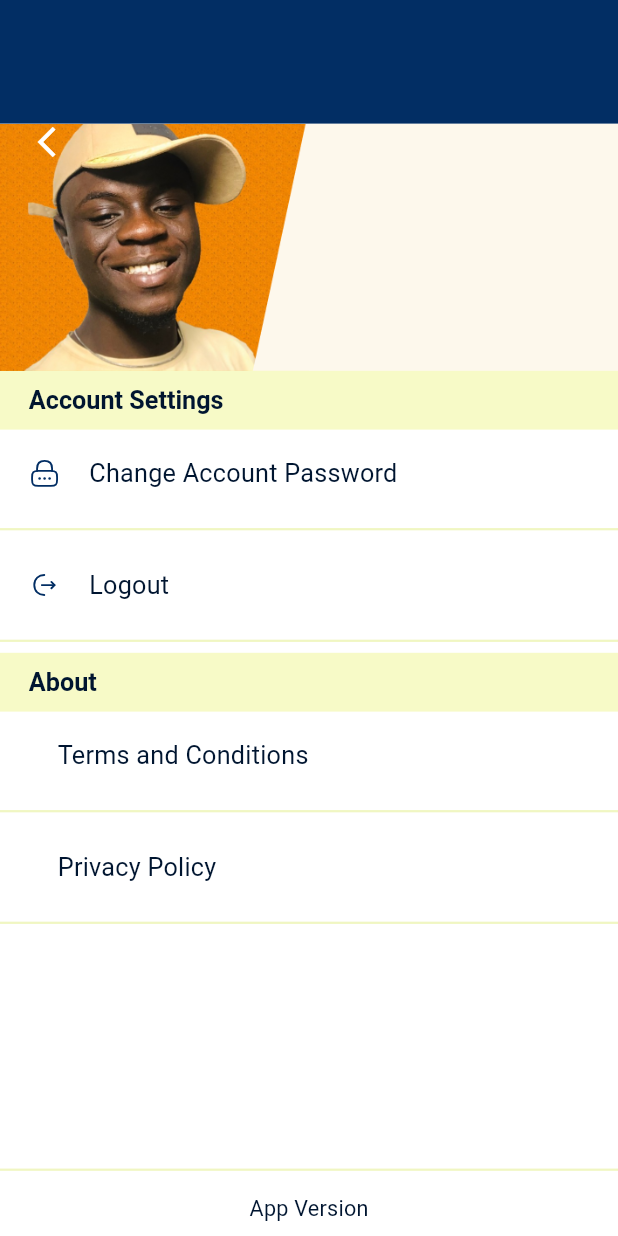
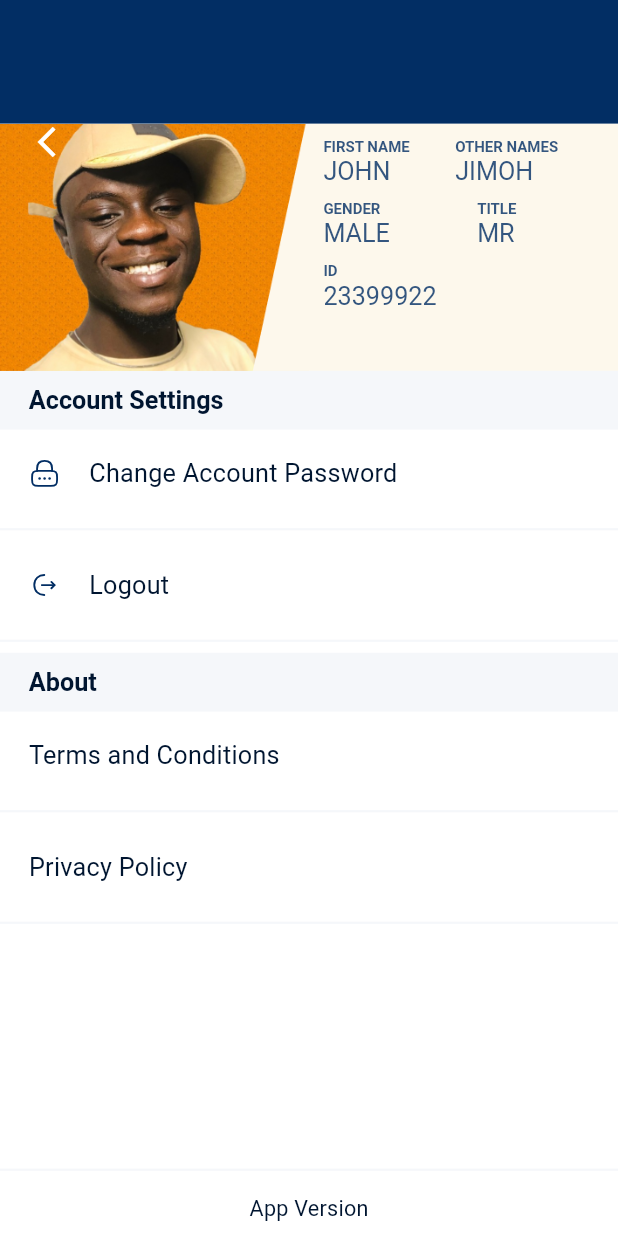
Before and after one commit to Trinity6264/bank, a Flutter app: the screen it shows after launch, on a phone screen of 412 x 824 dp. Run offline on Flutter 3.47's test engine with Material 2 defaults, Android fonts, the phone set to English and light mode, and no system bars; our stand-ins replace auto_route, auto_size_text, bloc, flutter_bloc, flutter_svg, freezed_annotation and 1 more.

Commit message:
Profile screen ui design has been completed

```diff
--- a/lib/profile/components/account_settings_widget.dart
+++ b/lib/profile/components/account_settings.dart
@@ -8,8 +8,8 @@ typedef AccountSettingsParams = ({
   bool isHavingIcon,
 });
 
-class AccountSettingsWidget extends StatelessWidget {
-  const AccountSettingsWidget({
+class AccountSettings extends StatelessWidget {
+  const AccountSettings({
     required this.params,
     super.key,
   });
@@ -27,10 +27,11 @@ class AccountSettingsWidget extends StatelessWidget {
           ),
           child: Row(
             children: [
-            isHavingIcon ?  SvgPicture.asset(iconPath):SizedBox.shrink(),
+              if (isHavingIcon) ...[SvgPicture.asset(iconPath)],
               Padding(
                 padding: EdgeInsets.symmetric(
-                  horizontal: context.getMediumPaddingSize(),
+                  horizontal:
+                      !isHavingIcon ? 0 : context.getMediumPaddingSize(),
                 ),
                 child: Text(
                   title,
@@ -46,7 +47,7 @@ class AccountSettingsWidget extends StatelessWidget {
           ),
         ),
         Divider(
-          color: const Color(0xe1e6f099).withOpacity(0.6),
+          color: const Color(0xFFE1E6F0).withOpacity(0.32),
           thickness: 1.5,
         ),
       ],
--- /dev/null
+++ b/lib/profile/components/profile_info.dart
@@ -0,0 +1,38 @@
+import 'package:bank/common/constant.dart';
+import 'package:flutter/material.dart';
+
+typedef AccountInfoParams = ({String title, String name});
+
+class AccountInfo extends StatelessWidget {
+  const AccountInfo({
+    required this.accountInfoParams,
+    super.key,
+  });
+  final AccountInfoParams accountInfoParams;
+
+  @override
+  Widget build(BuildContext context) {
+    final (:title,:name) = accountInfoParams;
+    return Column(
+      crossAxisAlignment: CrossAxisAlignment.start,
+      children: [
+        Text(
+          title,
+          style: TextStyle(
+            color: const Color(0xff022E64).withOpacity(0.8),
+            fontWeight: FontWeight.w600,
+            fontSize: 10,
+          ),
+        ),
+        Text(
+          name,
+          style: TextStyle(
+            color: const Color(0xff022E64).withOpacity(0.8),
+            fontWeight: FontWeight.w400,
+            fontSize: context.getBodyFontSize(),
+          ),
+        ),
+      ],
+    );
+  }
+}
--- a/lib/profile/page/profile_page.dart
+++ b/lib/profile/page/profile_page.dart
@@ -1,7 +1,8 @@
 import 'package:auto_route/auto_route.dart';
 import 'package:bank/common/constant.dart';
 import 'package:bank/common/custom_back_button.dart';
-import 'package:bank/profile/components/account_settings_widget.dart';
+import 'package:bank/profile/components/account_settings.dart';
+import 'package:bank/profile/components/profile_info.dart';
 import 'package:flutter/material.dart';
 
 @RoutePage()
@@ -52,14 +53,86 @@ class ProfilePage extends StatelessWidget {
                           fit: BoxFit.cover,
                         ),
                       ),
-                      const Expanded(
-                        child: Row(),
+                      Expanded(
+                        child: Padding(
+                          padding: EdgeInsets.symmetric(
+                            vertical: context.getSmallPaddingSize,
+                            horizontal: context.getSmallPaddingSize,
+                          ),
+                          child: Column(
+                            crossAxisAlignment: CrossAxisAlignment.stretch,
+                            children: [
+                              Padding(
+                                padding: EdgeInsets.only(
+                                  bottom: context.getSmallPaddingSize,
+                                ),
+                                child: const Row(
+                                  mainAxisAlignment:
+                                      MainAxisAlignment.spaceBetween,
+                                  children: [
+                                    AccountInfo(
+                                      accountInfoParams: (
+                                        title: "FIRST NAME",
+                                        name: "JOHN",
+                                      ),
+                                    ),
+                                    Spacer(),
+                                    AccountInfo(
+                                      accountInfoParams: (
+                                        title: "OTHER NAMES",
+                                        name: "JIMOH",
+                                      ),
+                                    ),
+                                    Spacer(),
+                                  ],
+                                ),
+                              ),
+                              Padding(
+                                padding: EdgeInsets.only(
+                                  bottom: context.getSmallPaddingSize,
+                                ),
+                                child: const Row(
+                                  mainAxisAlignment:
+                                      MainAxisAlignment.spaceBetween,
+                                  children: [
+                                    AccountInfo(
+                                      accountInfoParams: (
+                                        title: "GENDER",
+                                        name: "MALE",
+                                      ),
+                                    ),
+                                    Spacer(),
+                                    AccountInfo(
+                                      accountInfoParams: (
+                                        title: "TITLE",
+                                        name: "MR",
+                                      ),
+                                    ),
+                                    Spacer(),
+                                  ],
+                                ),
+                              ),
+                              const Row(
+                                mainAxisAlignment:
+                                    MainAxisAlignment.spaceBetween,
+                                children: [
+                                  AccountInfo(
+                                    accountInfoParams: (
+                                      title: "ID",
+                                      name: "23399922",
+                                    ),
+                                  ),
+                                ],
+                              ),
+                            ],
+                          ),
+                        ),
                       ),
                     ],
                   ),
                 ),
                 Container(
-                  color: const Color(0xE1E6F052).withOpacity(0.32),
+                  color: const Color(0xFFE1E6F0).withOpacity(0.32),
                   padding: EdgeInsets.symmetric(
                     horizontal: context.getMediumPaddingSize(),
                     vertical: context.getSmallPaddingSize,
@@ -73,14 +146,14 @@ class ProfilePage extends StatelessWidget {
                     ),
                   ),
                 ),
-                const AccountSettingsWidget(
+                const AccountSettings(
                   params: (
                     iconPath: "assets/lock.svg",
                     title: "Change Account Password",
                     isHavingIcon: true,
                   ),
                 ),
-                const AccountSettingsWidget(
+                const AccountSettings(
                   params: (
                     iconPath: "assets/logout.svg",
                     title: "Logout",
@@ -88,7 +161,7 @@ class ProfilePage extends StatelessWidget {
                   ),
                 ),
                 Container(
-                  color: const Color(0xE1E6F052).withOpacity(0.32),
+                  color: const Color(0xFFE1E6F0).withOpacity(0.32),
                   padding: EdgeInsets.symmetric(
                     horizontal: context.getMediumPaddingSize(),
                     vertical: context.getSmallPaddingSize,
@@ -102,14 +175,14 @@ class ProfilePage extends StatelessWidget {
                     ),
                   ),
                 ),
-                const AccountSettingsWidget(
+                const AccountSettings(
                   params: (
                     iconPath: "assets/logout.svg",
                     title: "Terms and Conditions",
                     isHavingIcon: false,
                   ),
                 ),
-                const AccountSettingsWidget(
+                const AccountSettings(
                   params: (
                     iconPath: "assets/logout.svg",
                     title: "Privacy Policy",
@@ -120,7 +193,7 @@ class ProfilePage extends StatelessWidget {
             ),
           ),
           Divider(
-            color: const Color(0xe1e6f099).withOpacity(0.6),
+            color: const Color(0xFFE1E6F0).withOpacity(0.32),
             thickness: 1.5,
           ),
           Container(
```
